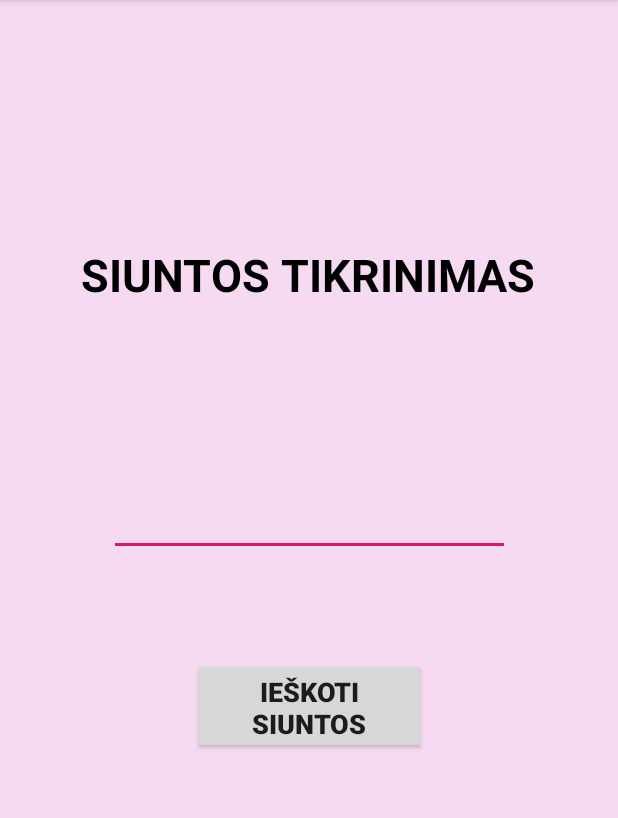
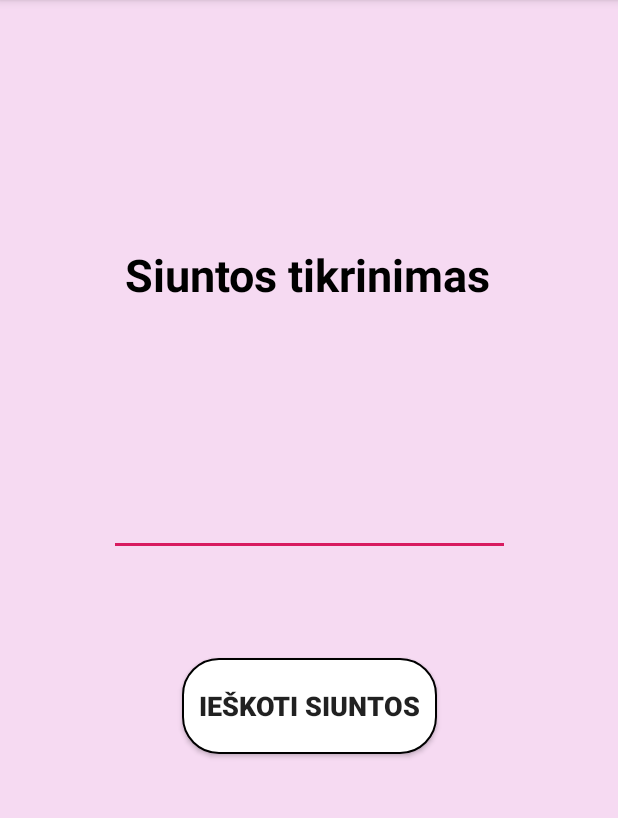
Before and after one commit to gytautele/SmartCourier, an Android app: the Main2Activity screen opened directly, with no data from a screen before it, on a phone screen of 412 x 824 dp, the part 84-902 px from its top. Run offline under Robolectric (Android 15) with nearby library versions, the phone set to English and light mode, and no system bars.

Commit message:
New_design

```diff
--- /dev/null
+++ b/IsmanusisKurjeris/app/src/main/res/drawable/rounded_corners.xml
@@ -0,0 +1,8 @@
+<?xml version="1.0" encoding="utf-8"?>
+<shape xmlns:android="http://schemas.android.com/apk/res/android">
+    <corners android:radius="24dp" />
+    <solid android:color="#FFFFFF" />
+    <stroke
+            android:width="1dp"
+            android:color="#000" />
+</shape>
--- a/IsmanusisKurjeris/app/src/main/res/layout/activity_main2.xml
+++ b/IsmanusisKurjeris/app/src/main/res/layout/activity_main2.xml
@@ -6,7 +6,6 @@
         android:layout_height="match_parent"
         android:background="#5BEFA1E4"
         tools:context=".Main2Activity">
-
 
     <TextView
             android:id="@+id/textView"
@@ -29,13 +28,14 @@
 
     <Button
             android:id="@+id/searchButton"
-            android:layout_width="155dp"
+            android:layout_width="170dp"
             android:layout_height="64dp"
             android:layout_marginStart="8dp"
             android:layout_marginTop="8dp"
             android:layout_marginEnd="8dp"
             android:layout_marginBottom="8dp"
             android:text="@string/Ieskoti"
+            android:background="@drawable/rounded_corners"
             android:textSize="18sp"
             android:textStyle="bold"
             android:visibility="visible"
--- a/IsmanusisKurjeris/app/src/main/res/layout/activity_main3.xml
+++ b/IsmanusisKurjeris/app/src/main/res/layout/activity_main3.xml
@@ -15,7 +15,7 @@
             app:layout_constraintTop_toTopOf="parent" app:layout_constraintStart_toStartOf="parent"
             android:layout_marginStart="8dp"/>
     <Button
-            android:text="Pereiti i zemelapi"
+            android:text="@string/Zemelapis"
             android:layout_width="wrap_content"
             android:layout_height="wrap_content"
             android:id="@+id/mapButton" android:layout_marginBottom="8dp"
--- a/IsmanusisKurjeris/app/src/main/res/values/strings.xml
+++ b/IsmanusisKurjeris/app/src/main/res/values/strings.xml
@@ -3,7 +3,8 @@
     <string name="Prisijungti">Prisijungti</string>
     <string name="Slaptazodis">Slaptažodis</string>
     <string name="PrisijungimoVardas">Prisijungimo vardas</string>
-    <string name="SiuntosTikrinimas">SIUNTOS TIKRINIMAS</string>
+    <string name="SiuntosTikrinimas">Siuntos tikrinimas</string>
     <string name="SiuntosNr">Siuntos numeris</string>
     <string name="Ieskoti">Ieškoti siuntos</string>
+    <string name="Zemelapis">Žemėlapis</string>
 </resources>
```
Also changed, not shown: IsmanusisKurjeris/app/src/main/res/layout/activity_main.xml (+17 -10 lines), IsmanusisKurjeris/app/src/main/res/drawable/logo.png (added), IsmanusisKurjeris/app/src/main/res/layout/activity_main4.xml (line endings or trailing spaces).
